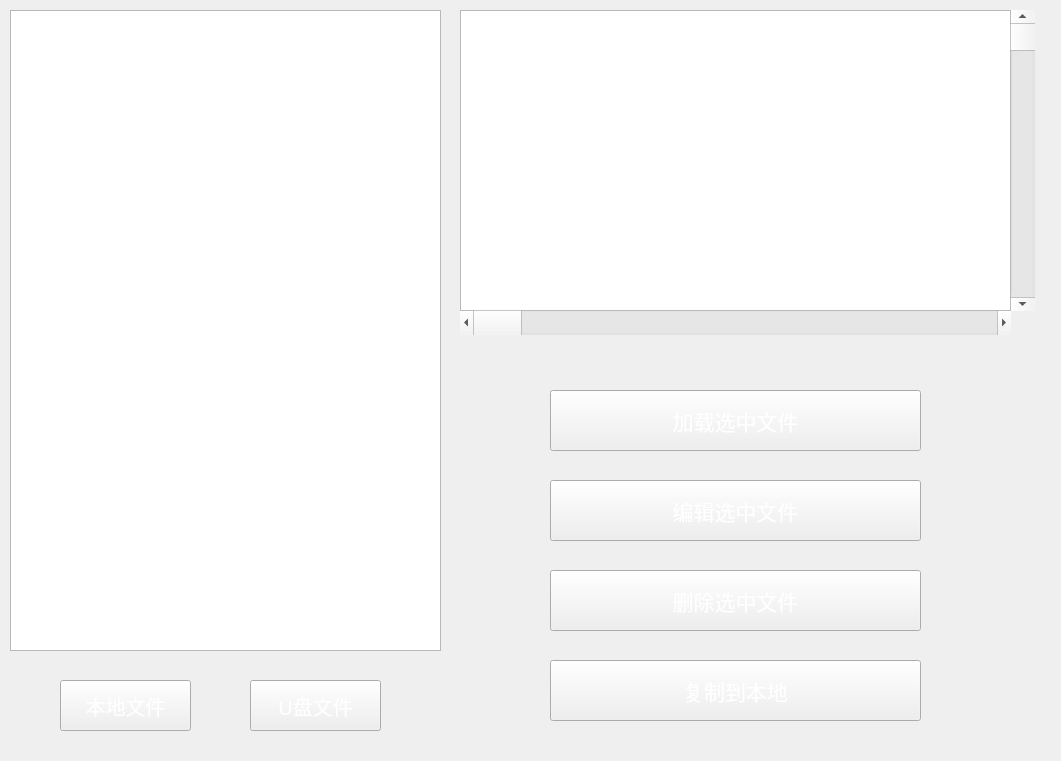
Old version of the form HighResolutionPrinter/filemanagechild.ui in the repository dxphmj/TwoCharPrinter.
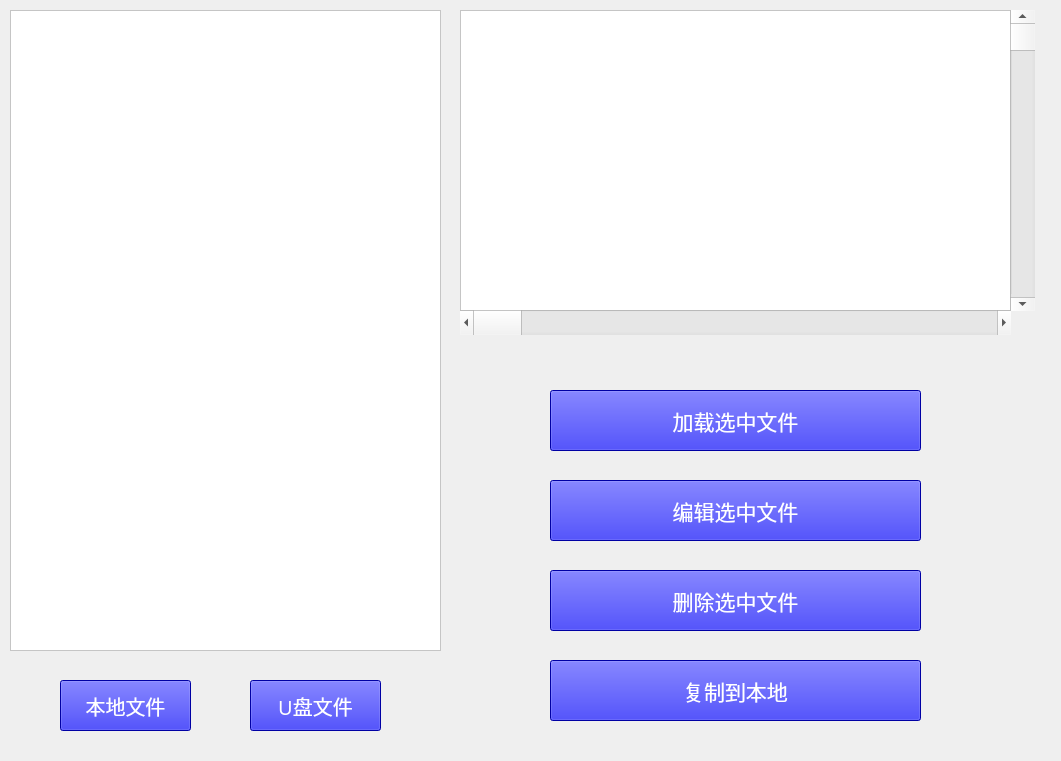
New version of the form.

```diff
--- a/HighResolutionPrinter/filemanagechild.ui
+++ b/HighResolutionPrinter/filemanagechild.ui
@@ -22,6 +22,9 @@
      <height>641</height>
     </rect>
    </property>
+   <property name="styleSheet">
+    <string notr="true">background-color: rgb(255, 255, 255);</string>
+   </property>
   </widget>
   <widget class="QPushButton" name="localFileBut">
    <property name="geometry">
@@ -39,7 +42,8 @@
     </font>
    </property>
    <property name="styleSheet">
-    <string notr="true">color: rgb(255, 255, 255);</string>
+    <string notr="true">color: rgb(255, 255, 255);
+background-color: rgb(0, 0, 230);</string>
    </property>
    <property name="text">
     <string>本地文件</string>
@@ -61,7 +65,8 @@
     </font>
    </property>
    <property name="styleSheet">
-    <string notr="true">color: rgb(255, 255, 255);</string>
+    <string notr="true">color: rgb(255, 255, 255);
+background-color: rgb(0, 0, 230);</string>
    </property>
    <property name="text">
     <string>U盘文件</string>
@@ -76,6 +81,9 @@
      <height>301</height>
     </rect>
    </property>
+   <property name="styleSheet">
+    <string notr="true">background-color: rgb(255, 255, 255);</string>
+   </property>
   </widget>
   <widget class="QScrollBar" name="filePreHorScrollBar">
    <property name="geometry">
@@ -119,7 +127,8 @@
     </font>
    </property>
    <property name="styleSheet">
-    <string notr="true">color: rgb(255, 255, 255);</string>
+    <string notr="true">color: rgb(255, 255, 255);
+background-color: rgb(0, 0, 230);</string>
    </property>
    <property name="text">
     <string>加载选中文件</string>
@@ -141,7 +150,8 @@
     </font>
    </property>
    <property name="styleSheet">
-    <string notr="true">color: rgb(255, 255, 255);</string>
+    <string notr="true">color: rgb(255, 255, 255);
+background-color: rgb(0, 0, 230);</string>
    </property>
    <property name="text">
     <string>编辑选中文件</string>
@@ -163,7 +173,8 @@
     </font>
    </property>
    <property name="styleSheet">
-    <string notr="true">color: rgb(255, 255, 255);</string>
+    <string notr="true">color: rgb(255, 255, 255);
+background-color: rgb(0, 0, 230);</string>
    </property>
    <property name="text">
     <string>删除选中文件</string>
@@ -185,7 +196,8 @@
     </font>
    </property>
    <property name="styleSheet">
-    <string notr="true">color: rgb(255, 255, 255);</string>
+    <string notr="true">color: rgb(255, 255, 255);
+background-color: rgb(0, 0, 230);</string>
    </property>
    <property name="text">
     <string>复制到本地</string>
```
